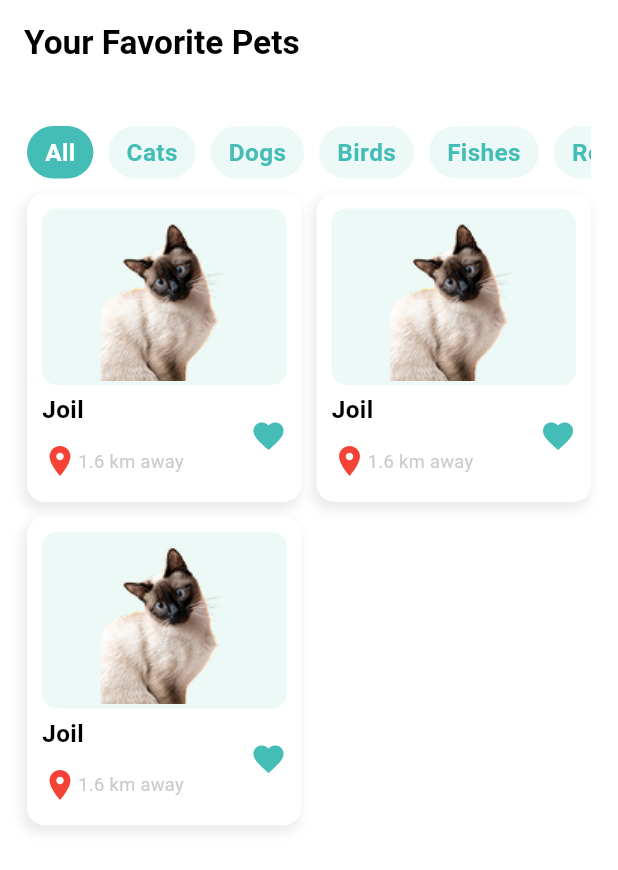
After one commit to ahmedgamalfouad155/pet_finder_mentorship_app, a Flutter app: the FavoriteScreen screen opened directly, on a phone screen of 412 x 824 dp. The commit adds this screen. Shown: the top 870 px of the screen. Run offline on Flutter 3.47's test engine with Material 3 defaults, Android fonts, the phone set to English and light mode, and no system bars; our stand-ins replace dartz, equatable, flutter_bloc, flutter_screenutil, flutter_svg; Roboto replaces fonts that are missing (cairo).

Commit message:
finish favorite screen ui

```diff
--- a/lib/features/details/presentation/presentation/details_screen.dart
+++ b/lib/features/details/presentation/presentation/details_screen.dart
@@ -11,7 +11,12 @@ class DetailsScreen extends StatelessWidget {
       appBar: AppBar(
         backgroundColor: context.appColors.tealBackground,
         iconTheme: IconThemeData(color: context.appColors.teal),
-        leading: IconButton(onPressed: () {}, icon: Icon(Icons.arrow_back_ios)),
+        leading: IconButton(
+          onPressed: () {
+            Navigator.pop(context);
+          },
+          icon: Icon(Icons.arrow_back_ios),
+        ),
         actions: [
           IconButton(
             onPressed: () {},
--- /dev/null
+++ b/lib/features/favorite/presentation/screens/favorite_screen.dart
@@ -0,0 +1,22 @@
+import 'package:cat_api/core/theme/styles.dart';
+import 'package:cat_api/features/favorite/presentation/screens/widgets/favorite_screen_body.dart';
+import 'package:flutter/material.dart';
+
+class FavoriteScreen extends StatelessWidget {
+  const FavoriteScreen({super.key});
+
+  @override
+  Widget build(BuildContext context) {
+    return Scaffold(
+      appBar: AppBar(
+        automaticallyImplyLeading: false,
+        centerTitle: false,
+        title: Text(
+          "Your Favorite Pets",
+          style: AppStyles.textStyle22(context),
+        ),
+      ),
+      body: FavoriteScreenBody(),
+    );
+  }
+}
--- /dev/null
+++ b/lib/features/favorite/presentation/screens/widgets/favorite_pets_item_widget.dart
@@ -0,0 +1,62 @@
+import 'package:cat_api/core/constants/images.dart';
+import 'package:cat_api/core/theme/colors.dart';
+import 'package:cat_api/core/theme/customs_box_decoratino.dart';
+import 'package:cat_api/core/theme/styles.dart';
+import 'package:cat_api/core/utils/media_query_values.dart';
+import 'package:flutter/material.dart';
+
+class FavoritePetsItemWidet extends StatelessWidget {
+  const FavoritePetsItemWidet({super.key});
+
+  @override
+  Widget build(BuildContext context) {
+    return Container(
+      padding: const EdgeInsets.all(10),
+      decoration: CustomsBoxDecoration().defaultBoxDecoration(context),
+      child: Column(
+        mainAxisAlignment: MainAxisAlignment.spaceAround,
+        children: [
+          Container(
+            height: context.height / 7,
+            width: context.width,
+            decoration: BoxDecoration(
+              borderRadius: BorderRadius.circular(10),
+              color: context.appColors.tealBackground,
+            ),
+            child: Image.asset(AppImages.cat),
+          ),
+          // const SizedBox(height: 10),
+          Expanded(
+            child: Row(
+              mainAxisAlignment: MainAxisAlignment.spaceBetween,
+              children: [
+                Column(
+                  mainAxisAlignment: MainAxisAlignment.spaceAround,
+                  crossAxisAlignment: CrossAxisAlignment.start,
+                  children: [
+                    Text('Joil', style: AppStyles.textStyle16(context)),
+                    // const SizedBox(height: 10),
+                    Row(
+                      mainAxisAlignment: MainAxisAlignment.start,
+                      children: [
+                        Icon(Icons.location_on, color: Colors.red),
+                        Text(
+                          '1.6 km away',
+                          style: AppStyles.textStyle12(context),
+                        ),
+                      ],
+                    ),
+                  ],
+                ),
+                InkWell(
+                  onTap: () {},
+                  child: Icon(Icons.favorite, color: context.appColors.teal),
+                ),
+              ],
+            ),
+          ),
+        ],
+      ),
+    );
+  }
+}
--- /dev/null
+++ b/lib/features/favorite/presentation/screens/widgets/favorite_screen_body.dart
@@ -0,0 +1,31 @@
+import 'package:cat_api/core/constants/constants.dart';
+import 'package:cat_api/core/cubit/filter_cubit.dart';
+import 'package:cat_api/core/widgets/custom_filters_widget.dart';
+import 'package:cat_api/features/favorite/presentation/screens/widgets/gred_of_favorites_pets.dart';
+import 'package:flutter/material.dart';
+import 'package:flutter_bloc/flutter_bloc.dart';
+
+class FavoriteScreenBody extends StatelessWidget {
+  const FavoriteScreenBody({super.key});
+
+  @override
+  Widget build(BuildContext context) {
+    return Padding(
+      padding: const EdgeInsets.all(18.0),
+      child: Column(
+        children: [
+          BlocProvider(
+            create: (context) => FilterCubit(),
+            child: CustomFiltersWidget(
+              padding: const EdgeInsets.only(top: 10),
+              filters: filters,
+              layoutType: SpecialLayoutType.wrap,
+            ),
+          ),
+          const SizedBox(height: 10),
+          const Expanded(child: GredOfFavoritesPets()),
+        ],
+      ),
+    );
+  }
+}
--- /dev/null
+++ b/lib/features/favorite/presentation/screens/widgets/gred_of_favorites_pets.dart
@@ -0,0 +1,20 @@
+import 'package:cat_api/features/favorite/presentation/screens/widgets/favorite_pets_item_widget.dart';
+import 'package:flutter/material.dart';
+
+class GredOfFavoritesPets extends StatelessWidget {
+  const GredOfFavoritesPets({super.key});
+
+  @override
+  Widget build(BuildContext context) {
+    return GridView.builder(
+      itemCount: 3,
+      gridDelegate: const SliverGridDelegateWithFixedCrossAxisCount(
+        crossAxisCount: 2,
+        mainAxisSpacing: 10,
+        crossAxisSpacing: 10,
+        childAspectRatio: .89,
+      ),
+      itemBuilder: (context, index) => FavoritePetsItemWidet(),
+    );
+  }
+}
--- a/lib/features/nav_bar/presentation/view/nav_bar_screen.dart
+++ b/lib/features/nav_bar/presentation/view/nav_bar_screen.dart
@@ -1,3 +1,4 @@
+import 'package:cat_api/features/favorite/presentation/screens/favorite_screen.dart';
 import 'package:cat_api/features/home/presentation/screens/home_screen.dart';
 import 'package:cat_api/features/nav_bar/presentation/manager/nav_bar_cubit/navbar_cubit.dart';
 import 'package:cat_api/features/nav_bar/presentation/view/widgets/custom_buttom_nav_bar.dart';
@@ -9,9 +10,8 @@ class NavBarScreen extends StatelessWidget {
 
   final List<Widget> pages = const [
     HomeScreen(),
-    Center(child: Text("Explore Page")),
+    FavoriteScreen(),
     Center(child: Text("Search Page")),
-    Center(child: Text("World Page")),
     Center(child: Text("Profile Page")),
   ];
 
@@ -24,9 +24,8 @@ class NavBarScreen extends StatelessWidget {
           bottomNavigationBar: CustomBottomNavBar(
             items: [
               NavBarItem(icon: Icons.home_outlined, label: "Home"),
-              NavBarItem(icon: Icons.bar_chart_outlined, label: "Stats"),
-              NavBarItem(icon: Icons.search, label: "Search"),
-              NavBarItem(icon: Icons.public, label: "World"),
+              NavBarItem(icon: Icons.favorite, label: "Favorite"),
+              NavBarItem(icon: Icons.chat, label: "Chat"),
               NavBarItem(icon: Icons.person, label: "Profile"),
             ],
             onTabSelected: (index) {},
```
